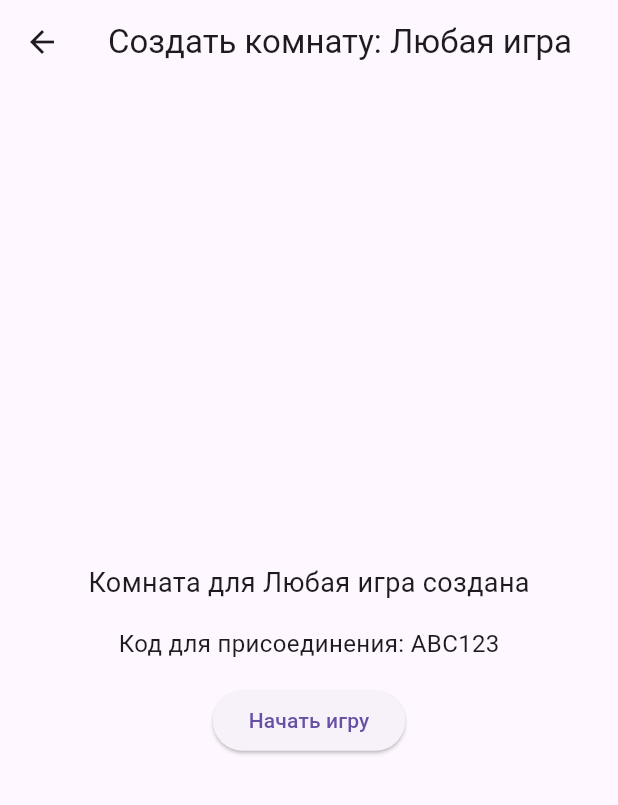
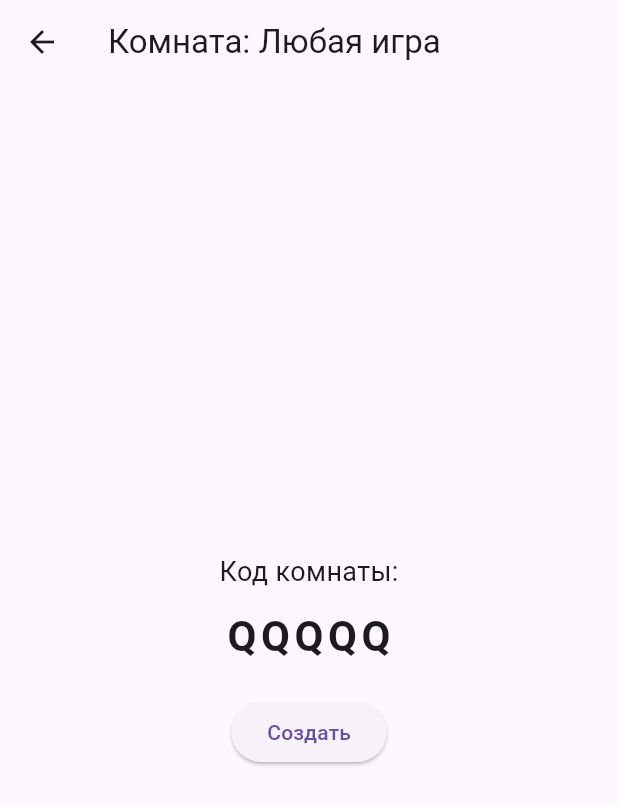
Before and after one commit to kamilazhaksilik999-jpg/game_center, a Flutter app: the RoomCreateScreen screen opened directly, on a phone screen of 412 x 824 dp. Shown: the top 805 px of the screen. Run offline on Flutter 3.47's test engine with Material 3 defaults, Android fonts, the phone set to English and light mode, and no system bars; our stand-ins replace cloud_firestore, firebase_core, shared_preferences; accounts and stored records are empty.

Commit message:
Добавлен онлайн режим: выбор игры, создание и присоединение к комнате

```diff
--- a/lib/screens/lobby/lobby_screen.dart
+++ b/lib/screens/lobby/lobby_screen.dart
@@ -3,8 +3,6 @@ import 'package:flutter/material.dart';
 // файлы из подпапки online
 import 'online/online_games_screen.dart';
 import 'online/room_create_screen.dart';
-import 'online/room_join_screen.dart';
-
 class LobbyScreen extends StatelessWidget {
   const LobbyScreen({super.key});
 
--- a/lib/screens/lobby/online/room_create_screen.dart
+++ b/lib/screens/lobby/online/room_create_screen.dart
@@ -1,33 +1,64 @@
 import 'package:flutter/material.dart';
+import 'package:cloud_firestore/cloud_firestore.dart';
+import 'dart:math';
 
 class RoomCreateScreen extends StatelessWidget {
   final String gameName;
   const RoomCreateScreen({super.key, required this.gameName});
 
+  String generateCode() {
+    const chars = 'ABCDEFGHIJKLMNOPQRSTUVWXYZ1234567890';
+    return String.fromCharCodes(
+      Iterable.generate(
+        5,
+            (_) => chars.codeUnitAt(Random().nextInt(chars.length)),
+      ),
+    );
+  }
+
   @override
   Widget build(BuildContext context) {
+    final String roomCode = generateCode();
+
     return Scaffold(
-      appBar: AppBar(title: Text("Создать комнату: $gameName")),
+      appBar: AppBar(title: Text("Комната: $gameName")),
       body: Center(
         child: Column(
           mainAxisAlignment: MainAxisAlignment.center,
           children: [
+
+            const Text("Код комнаты:", style: TextStyle(fontSize: 18)),
+            const SizedBox(height: 10),
+
             Text(
-              "Комната для $gameName создана",
-              style: const TextStyle(fontSize: 18),
+              roomCode,
+              style: const TextStyle(
+                fontSize: 28,
+                fontWeight: FontWeight.bold,
+                letterSpacing: 3,
+              ),
             ),
-            const SizedBox(height: 16),
-            const Text(
-              "Код для присоединения: ABC123",
-              style: TextStyle(fontSize: 16),
-            ),
-            const SizedBox(height: 16),
+
+            const SizedBox(height: 20),
+
             ElevatedButton(
-              onPressed: () {
-                // Переход к игре
+              onPressed: () async {
+                await FirebaseFirestore.instance
+                    .collection('rooms')
+                    .doc(roomCode)
+                    .set({
+                  'game': gameName,
+                  'player1': 'player1',
+                  'player2': null,
+                  'status': 'waiting',
+                });
+
+                ScaffoldMessenger.of(context).showSnackBar(
+                  const SnackBar(content: Text("Комната создана")),
+                );
               },
-              child: const Text("Начать игру"),
-            ),
+              child: const Text("Создать"),
+            )
           ],
         ),
       ),
```
Also changed, not shown: lib/screens/lobby/online/games/battleship_screen.dart (+41 -6 lines), lib/screens/lobby/online/online_games_screen.dart (+38 -4 lines), lib/screens/lobby/online/room_join_screen.dart (+39 -7 lines).
